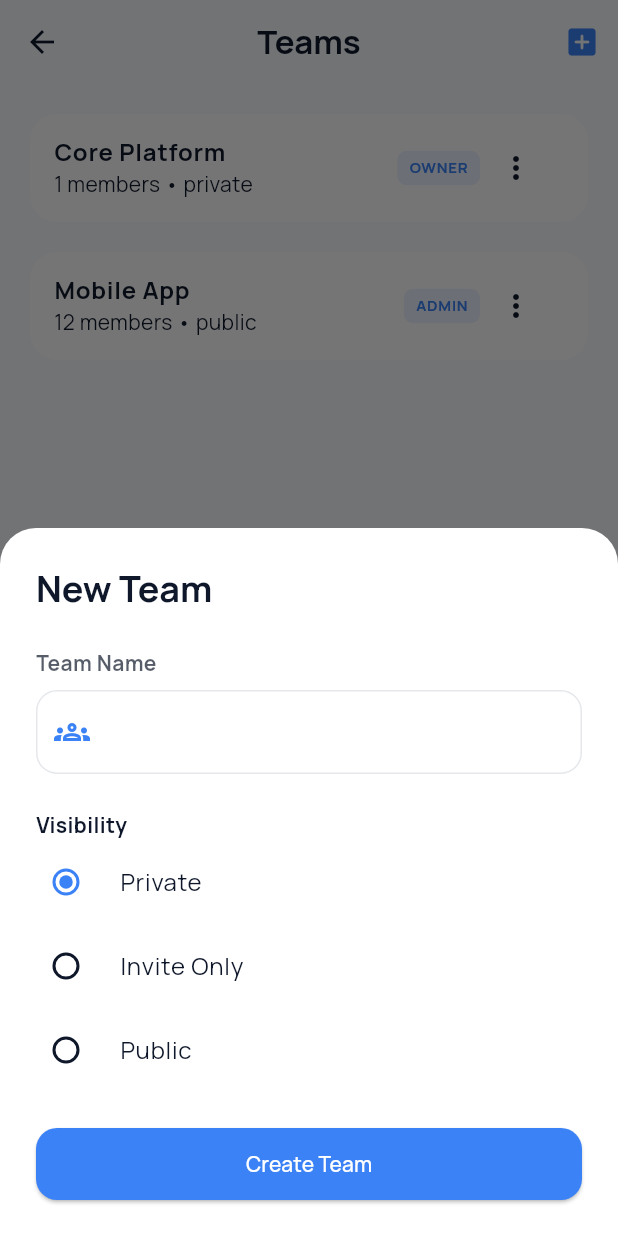
After one commit to DivyanTM/code_mate_app, a Flutter app: the TeamsListScreen screen opened directly, after a tap on the "add box" icon, on a phone screen of 412 x 824 dp. The commit adds this screen. Run offline on Flutter 3.47's test engine with Material 3 defaults, Android fonts, the phone set to English and light mode, and no system bars; our stand-ins replace flutter_card_swiper.

Commit message:
added team management screens

```diff
--- /dev/null
+++ b/lib/data/models/team_model.dart
@@ -0,0 +1,19 @@
+enum TeamRole { owner, admin, member }
+
+enum TeamVisibility { private, inviteOnly, public }
+
+class Team {
+  final String id;
+  final String name;
+  final TeamRole userRole;
+  final int memberCount;
+  final TeamVisibility visibility;
+
+  Team({
+    required this.id,
+    required this.name,
+    required this.userRole,
+    required this.memberCount,
+    required this.visibility,
+  });
+}
--- /dev/null
+++ b/lib/ui/pages/team_list_screen.dart
@@ -0,0 +1,177 @@
+import 'package:code_mate/ui/pages/invite_members_screen.dart';
+import 'package:flutter/material.dart';
+import 'package:code_mate/data/models/team_model.dart';
+import 'package:code_mate/ui/widgets/create_team_sheet.dart';
+import 'team_dashboard_screen.dart';
+import 'team_settings_page.dart';
+
+class TeamsListScreen extends StatelessWidget {
+  const TeamsListScreen({super.key});
+
+  @override
+  Widget build(BuildContext context) {
+    final theme = Theme.of(context);
+
+    // Mock Data
+    final List<Team> myTeams = [
+      Team(
+        id: '1',
+        name: "Core Platform",
+        userRole: TeamRole.owner,
+        memberCount: 1,
+        visibility: TeamVisibility.private,
+      ),
+      Team(
+        id: '2',
+        name: "Mobile App",
+        userRole: TeamRole.admin,
+        memberCount: 12,
+        visibility: TeamVisibility.public,
+      ),
+    ];
+
+    return Scaffold(
+      appBar: AppBar(
+        title: const Text(
+          "Teams",
+          style: TextStyle(fontWeight: FontWeight.bold),
+        ),
+        actions: [
+          IconButton(
+            onPressed: () => showCreateTeamSheet(context),
+            icon: const Icon(Icons.add_box_rounded),
+            color: theme.colorScheme.primary,
+          ),
+        ],
+      ),
+      body: myTeams.isEmpty
+          ? _buildEmptyState(theme)
+          : ListView.separated(
+              padding: const EdgeInsets.all(16),
+              itemCount: myTeams.length,
+              separatorBuilder: (_, __) => const SizedBox(height: 12),
+              itemBuilder: (context, index) => _TeamTile(team: myTeams[index]),
+            ),
+    );
+  }
+
+  Widget _buildEmptyState(ThemeData theme) {
+    return Center(
+      child: Text(
+        "No teams found. Create one to start.",
+        style: TextStyle(color: theme.colorScheme.onSurface.withOpacity(0.5)),
+      ),
+    );
+  }
+}
+
+class _TeamTile extends StatelessWidget {
+  final Team team;
+  const _TeamTile({required this.team});
+
+  @override
+  Widget build(BuildContext context) {
+    final theme = Theme.of(context);
+    return Card(
+      child: ListTile(
+        title: Text(
+          team.name,
+          style: const TextStyle(fontWeight: FontWeight.bold),
+        ),
+        subtitle: Text("${team.memberCount} members • ${team.visibility.name}"),
+        trailing: Row(
+          mainAxisSize: MainAxisSize.min,
+          children: [
+            _RoleBadge(role: team.userRole),
+            _TeamQuickMenu(team: team),
+          ],
+        ),
+        onTap: () => Navigator.push(
+          context,
+          MaterialPageRoute(
+            builder: (context) => TeamDashboardScreen(team: team),
+          ),
+        ),
+      ),
+    );
+  }
+}
+
+class _RoleBadge extends StatelessWidget {
+  final TeamRole role;
+  const _RoleBadge({required this.role});
+
+  @override
+  Widget build(BuildContext context) {
+    final theme = Theme.of(context);
+    bool isHighLevel = role == TeamRole.owner || role == TeamRole.admin;
+    return Container(
+      padding: const EdgeInsets.symmetric(horizontal: 8, vertical: 4),
+      decoration: BoxDecoration(
+        color: isHighLevel
+            ? theme.colorScheme.primary.withOpacity(0.1)
+            : theme.dividerTheme.color,
+        borderRadius: BorderRadius.circular(6),
+      ),
+      child: Text(
+        role.name.toUpperCase(),
+        style: TextStyle(
+          fontSize: 10,
+          fontWeight: FontWeight.bold,
+          color: isHighLevel
+              ? theme.colorScheme.primary
+              : theme.colorScheme.onSurface,
+        ),
+      ),
+    );
+  }
+}
+
+class _TeamQuickMenu extends StatelessWidget {
+  final Team team;
+  const _TeamQuickMenu({required this.team});
+
+  @override
+  Widget build(BuildContext context) {
+    return PopupMenuButton<String>(
+      icon: const Icon(Icons.more_vert),
+      // THIS WAS MISSING: The logic to handle the click
+      onSelected: (value) {
+        switch (value) {
+          case 'view':
+            Navigator.push(
+              context,
+              MaterialPageRoute(
+                builder: (context) => TeamDashboardScreen(team: team),
+              ),
+            );
+            break;
+          case 'invite':
+            // Ensure you have this screen created or replace with your route
+            Navigator.push(
+              context,
+              MaterialPageRoute(
+                builder: (context) => InviteMembersScreen(),
+              ),
+            );
+            break;
+          case 'settings':
+            Navigator.push(
+              context,
+              MaterialPageRoute(
+                builder: (context) => TeamSettingsScreen(),
+              ),
+            );
+            break;
+        }
+      },
+      itemBuilder: (context) => [
+        const PopupMenuItem(value: 'view', child: Text("View Dashboard")),
+        if (team.userRole != TeamRole.member)
+          const PopupMenuItem(value: 'invite', child: Text("Invite Members")),
+        if (team.userRole == TeamRole.owner)
+          const PopupMenuItem(value: 'settings', child: Text("Settings")),
+      ],
+    );
+  }
+}
--- /dev/null
+++ b/lib/ui/widgets/create_team_sheet.dart
@@ -0,0 +1,58 @@
+import 'package:flutter/material.dart';
+import '../widgets/custom_input_field.dart';
+
+void showCreateTeamSheet(BuildContext context) {
+  final theme = Theme.of(context);
+  showModalBottomSheet(
+    context: context,
+    isScrollControlled: true,
+    shape: const RoundedRectangleBorder(borderRadius: BorderRadius.vertical(top: Radius.circular(24))),
+    builder: (context) => _CreateTeamForm(),
+  );
+}
+
+class _CreateTeamForm extends StatefulWidget {
+  @override
+  State<_CreateTeamForm> createState() => _CreateTeamFormState();
+}
+
+class _CreateTeamFormState extends State<_CreateTeamForm> {
+  String _visibility = 'Private';
+
+  @override
+  Widget build(BuildContext context) {
+    final theme = Theme.of(context);
+    return Padding(
+      padding: EdgeInsets.only(
+        bottom: MediaQuery.of(context).viewInsets.bottom + 24,
+        left: 24, right: 24, top: 24,
+      ),
+      child: Column(
+        mainAxisSize: MainAxisSize.min,
+        crossAxisAlignment: CrossAxisAlignment.start,
+        children: [
+          Text("New Team", style: theme.textTheme.headlineSmall?.copyWith(fontWeight: FontWeight.bold)),
+          const SizedBox(height: 24),
+          const CustomInputField(label: "Team Name", prefixIcon: Icons.groups_outlined),
+          const SizedBox(height: 24),
+          Text("Visibility", style: const TextStyle(fontWeight: FontWeight.bold)),
+          ...['Private', 'Invite Only', 'Public'].map((type) => RadioListTile(
+            title: Text(type),
+            value: type,
+            groupValue: _visibility,
+            contentPadding: EdgeInsets.zero,
+            onChanged: (val) => setState(() => _visibility = val!),
+          )),
+          const SizedBox(height: 24),
+          SizedBox(
+            width: double.infinity,
+            child: ElevatedButton(
+              onPressed: () => Navigator.pop(context), // Logic to save & redirect
+              child: const Text("Create Team"),
+            ),
+          ),
+        ],
+      ),
+    );
+  }
+}
```
Also changed, not shown: lib/ui/pages/home_screen.dart (+10 -1 lines), lib/ui/pages/invite_members_screen.dart (added, +59 -0 lines), lib/ui/pages/team_dashboard_screen.dart (added, +61 -0 lines), lib/ui/pages/team_settings_page.dart (added, +187 -0 lines).
